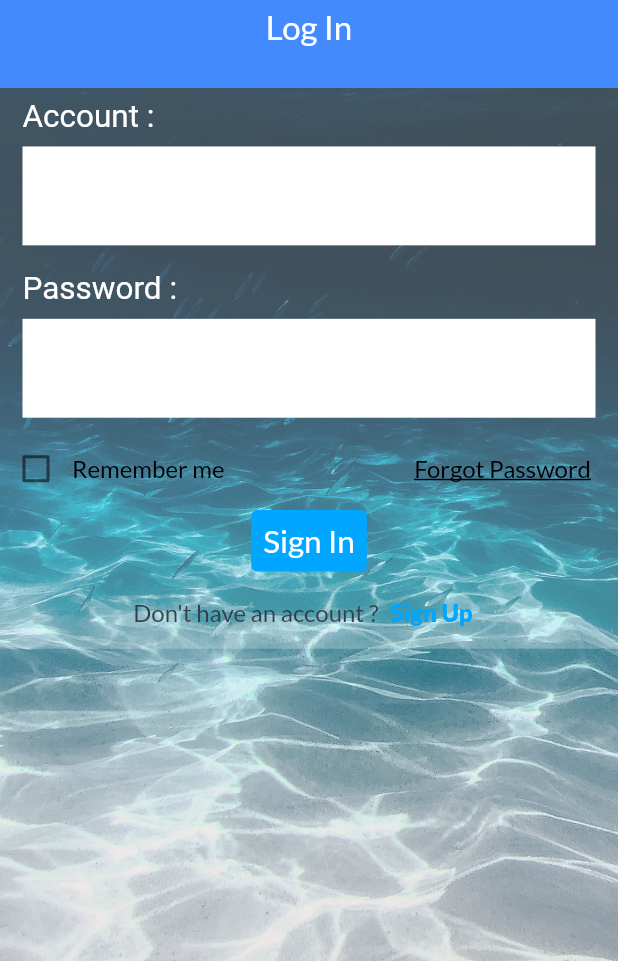
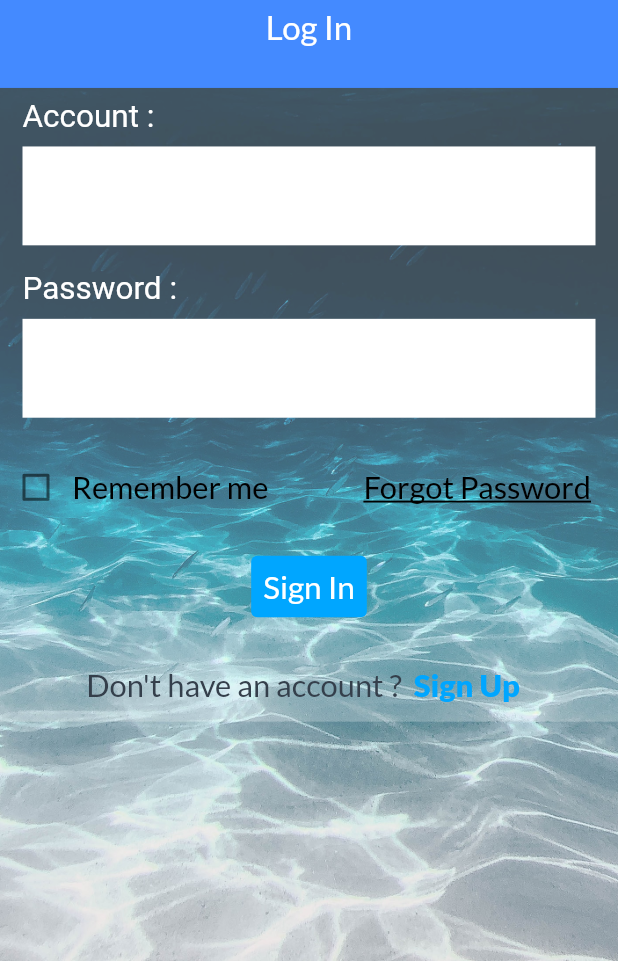
Before and after one commit to AnhNThust/Techsol_Ecopark, a Flutter app: the screen it shows after launch, on a phone screen of 412 x 824 dp, the part 275-1236 px from its top. Run offline on Flutter 3.47's test engine with Material 2 defaults, Android fonts, the light colour scheme and no system bars.

Commit message:
Resize for a larger screen

```diff
--- a/lib/constants.dart
+++ b/lib/constants.dart
@@ -1,3 +1,6 @@
 import 'package:flutter/material.dart';
 
 const kBackgroundBtnColor = Color(0xFF00A6FF);
+
+const double CusPadding = 10.0;
+const double CusMargin = 15.0;
--- a/lib/main.dart
+++ b/lib/main.dart
@@ -1,3 +1,4 @@
+import 'package:flutter/cupertino.dart';
 import 'package:flutter/material.dart';
 import 'package:techsol_ecopark/constants.dart';
 
@@ -6,6 +7,7 @@ import 'screens/login/label_account.dart';
 import 'screens/login/label_login.dart';
 import 'screens/login/my_check_box.dart';
 import 'screens/login/name_company.dart';
+import 'screens/login/sign_up_button.dart';
 
 void main() {
   runApp(MyApp());
@@ -46,36 +48,38 @@ class MyApp extends StatelessWidget {
                       InputField(),
                       Padding(
                         padding: const EdgeInsets.only(
-                          right: 10,
+                          right: CusPadding,
                         ),
-                        child: Row(
-                          children: <Widget>[
-                            MyCheckBox(),
-                            Text(
-                              "Remember me",
-                              style: TextStyle(
-                                color: Colors.black,
-                                fontSize: 16,
-                                fontFamily: "Lato",
-                              ),
-                            ),
-                            Spacer(),
-                            TextButton(
-                              onPressed: () {},
-                              child: Text(
-                                "Forgot Password",
-                                style: TextStyle(
-                                  color: Colors.black,
-                                  fontSize: 16,
-                                  fontFamily: "Lato",
-                                  decoration: TextDecoration.underline,
-                                ),
+                        child: ForgotButton(),
+                      ), //Check Box and Forgot Password
+                      SignInButton(), //Button Sign In
+                      SignUpButton(), //Sign Up
+                    ],
                   ),
                 ),
               ],
             ),
-                      ), //Check Box and Forgot Password
-                      TextButton(
+          ),
+        ),
+      ),
+    );
+  }
+}
+
+class SignInButton extends StatelessWidget {
+  const SignInButton({
+    Key key,
+  }) : super(key: key);
+
+  @override
+  Widget build(BuildContext context) {
+    Size size = MediaQuery.of(context).size;
+
+    return Container(
+      margin: EdgeInsets.only(
+        bottom: size.height * 0.022,
+      ),
+      child: TextButton(
         onPressed: () {},
         child: Text(
           "Sign In",
@@ -88,39 +92,51 @@ class MyApp extends StatelessWidget {
         style: TextButton.styleFrom(
           backgroundColor: kBackgroundBtnColor,
         ),
-                      ), //Button Sign In
-                      Row(
-                        mainAxisAlignment: MainAxisAlignment.center,
+      ),
+    );
+  }
+}
+
+class ForgotButton extends StatelessWidget {
+  const ForgotButton({
+    Key key,
+  }) : super(key: key);
+
+  @override
+  Widget build(BuildContext context) {
+    Size size = MediaQuery.of(context).size;
+    // print("${size.height}");
+
+    return Container(
+      margin: EdgeInsets.only(
+        top: size.height * 0.015, //10
+        bottom: size.height * 0.022, //15
+      ),
+      child: Row(
         children: <Widget>[
+          MyCheckBox(),
           Text(
-                            "Don't have an account ?",
+            "Remember me",
             style: TextStyle(
-                              color: Color(0xFF343F4B),
-                              fontSize: 16,
+              color: Colors.black,
+              fontSize: size.width * 0.05, //16
               fontFamily: "Lato",
             ),
           ),
+          Spacer(),
           TextButton(
             onPressed: () {},
             child: Text(
-                              "Sign Up",
+              "Forgot Password",
               style: TextStyle(
-                                color: kBackgroundBtnColor,
-                                fontSize: 16,
+                color: Colors.black,
+                fontSize: size.width * 0.05, //16
                 fontFamily: "Lato",
-                                fontWeight: FontWeight.w900,
+                decoration: TextDecoration.underline,
               ),
             ),
           ),
         ],
-                      ), //Sign Up
-                    ],
-                  ),
-                ),
-              ],
-            ),
-          ),
-        ),
       ),
     );
   }
--- a/lib/screens/login/input_field.dart
+++ b/lib/screens/login/input_field.dart
@@ -1,4 +1,5 @@
 import 'package:flutter/material.dart';
+import 'package:techsol_ecopark/constants.dart';
 
 class InputField extends StatelessWidget {
   const InputField({
@@ -8,16 +9,16 @@ class InputField extends StatelessWidget {
   @override
   Widget build(BuildContext context) {
     Size size = MediaQuery.of(context).size;
-    var hei = size.height;
-    print(hei);
+    // var hei = size.height;
+    // print(hei);
 
     return Padding(
-      padding: const EdgeInsets.symmetric(horizontal: 15),
+      padding: const EdgeInsets.symmetric(horizontal: CusMargin),
       child: Container(
         height: size.height * 2 / 25,
         margin: EdgeInsets.only(bottom: 10),
         padding: EdgeInsets.only(
-          left: 10,
+          left: CusPadding,
         ),
         decoration: BoxDecoration(
           color: Colors.white,
@@ -28,7 +29,7 @@ class InputField extends StatelessWidget {
             focusedBorder: InputBorder.none,
           ),
           style: TextStyle(
-            fontSize: 16,
+            fontSize: size.width * 0.05,
           ),
         ),
       ),
--- a/lib/screens/login/label_account.dart
+++ b/lib/screens/login/label_account.dart
@@ -11,6 +11,7 @@ class LabelAccount extends StatelessWidget {
   @override
   Widget build(BuildContext context) {
     Size size = MediaQuery.of(context).size;
+
     return Container(
       width: size.width,
       child: Padding(
--- a/lib/screens/login/label_login.dart
+++ b/lib/screens/login/label_login.dart
@@ -8,11 +8,11 @@ class LabelLogIn extends StatelessWidget {
   @override
   Widget build(BuildContext context) {
     Size size = MediaQuery.of(context).size;
-    var width = size.width;
-    print(width);
+    // var width = size.width;
+    // print(width);
 
     return Container(
-      width: width,
+      width: size.width,
       height: size.height / 14,
       child: Padding(
         padding: const EdgeInsets.symmetric(
--- a/lib/screens/login/name_company.dart
+++ b/lib/screens/login/name_company.dart
@@ -1,4 +1,5 @@
 import 'package:flutter/material.dart';
+import 'package:techsol_ecopark/constants.dart';
 
 class NameCompany extends StatelessWidget {
   const NameCompany({
@@ -8,6 +9,7 @@ class NameCompany extends StatelessWidget {
   @override
   Widget build(BuildContext context) {
     Size size = MediaQuery.of(context).size;
+
     return Container(
       width: size.width,
       height: size.height / 4.5,
--- /dev/null
+++ b/lib/screens/login/sign_up_button.dart
@@ -0,0 +1,42 @@
+import 'package:flutter/material.dart';
+
+import '../../constants.dart';
+
+class SignUpButton extends StatelessWidget {
+  const SignUpButton({
+    Key key,
+  }) : super(key: key);
+
+  @override
+  Widget build(BuildContext context) {
+    Size size = MediaQuery.of(context).size;
+    var wid = size.width;
+    print(wid);
+
+    return Row(
+      mainAxisAlignment: MainAxisAlignment.center,
+      children: <Widget>[
+        Text(
+          "Don't have an account ?",
+          style: TextStyle(
+            color: Color(0xFF343F4B),
+            fontSize: size.width * 0.05, //16
+            fontFamily: "Lato",
+          ),
+        ),
+        TextButton(
+          onPressed: () {},
+          child: Text(
+            "Sign Up",
+            style: TextStyle(
+              color: kBackgroundBtnColor,
+              fontSize: size.width * 0.05, //16
+              fontFamily: "Lato",
+              fontWeight: FontWeight.w900,
+            ),
+          ),
+        ),
+      ],
+    );
+  }
+}
```
Lines whose indentation alone changed are shown as unchanged.
